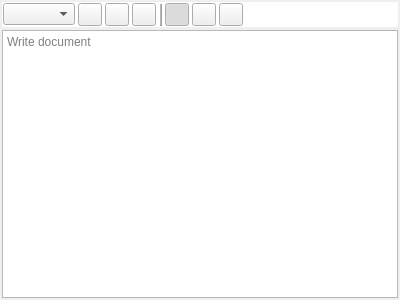
Above: ui/rich_text_editor_widget.ui from zkovari/plotlyst before the change. Below: the same form after it.
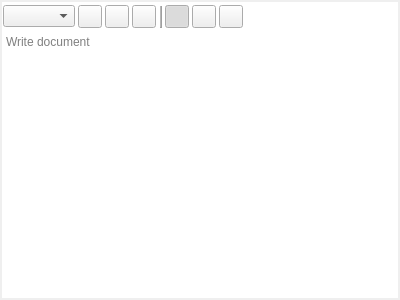
That is the form after the change.

Diff of the .ui file:
```diff
--- a/ui/rich_text_editor_widget.ui
+++ b/ui/rich_text_editor_widget.ui
@@ -15,7 +15,7 @@
   </property>
   <layout class="QVBoxLayout" name="verticalLayout">
    <property name="spacing">
-    <number>3</number>
+    <number>0</number>
    </property>
    <property name="leftMargin">
     <number>2</number>
@@ -44,13 +44,13 @@
        <number>1</number>
       </property>
       <property name="topMargin">
-       <number>1</number>
+       <number>3</number>
       </property>
       <property name="rightMargin">
        <number>1</number>
       </property>
       <property name="bottomMargin">
-       <number>1</number>
+       <number>3</number>
       </property>
       <item>
        <widget class="QComboBox" name="cbHeading"/>
@@ -161,6 +161,9 @@
    </item>
    <item>
     <widget class="QTextEdit" name="textEditor">
+     <property name="styleSheet">
+      <string notr="true">border: 0px;</string>
+     </property>
      <property name="autoFormatting">
       <set>QTextEdit::AutoAll</set>
      </property>
```
